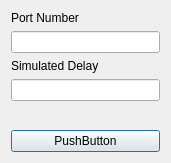
The window that PaintBot 2 - Inverse Kinematics/PaintBot3Server/dialog.ui (MoffMade/CSCE462-PainterBot) describes before a commit, drawn with Qt 5.
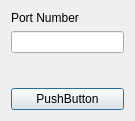
The same window after the commit.

Commit message: added controls to server moved delay from server startup dialog to main window

```diff
--- a/PaintBot 2 - Inverse Kinematics/PaintBot3Server/dialog.ui
+++ b/PaintBot 2 - Inverse Kinematics/PaintBot3Server/dialog.ui
@@ -6,8 +6,8 @@
    <rect>
     <x>0</x>
     <y>0</y>
-    <width>171</width>
-    <height>163</height>
+    <width>135</width>
+    <height>121</height>
    </rect>
   </property>
   <property name="windowTitle">
@@ -24,16 +24,6 @@
    <item>
     <widget class="QLineEdit" name="lineEdit"/>
    </item>
-   <item>
-    <widget class="QLabel" name="label_2">
-     <property name="text">
-      <string>Simulated Delay</string>
-     </property>
-    </widget>
-   </item>
-   <item>
-    <widget class="QLineEdit" name="lineEdit_2"/>
-   </item>
    <item>
     <spacer name="verticalSpacer">
      <property name="orientation">
```
The commit also changes 5 other files.
